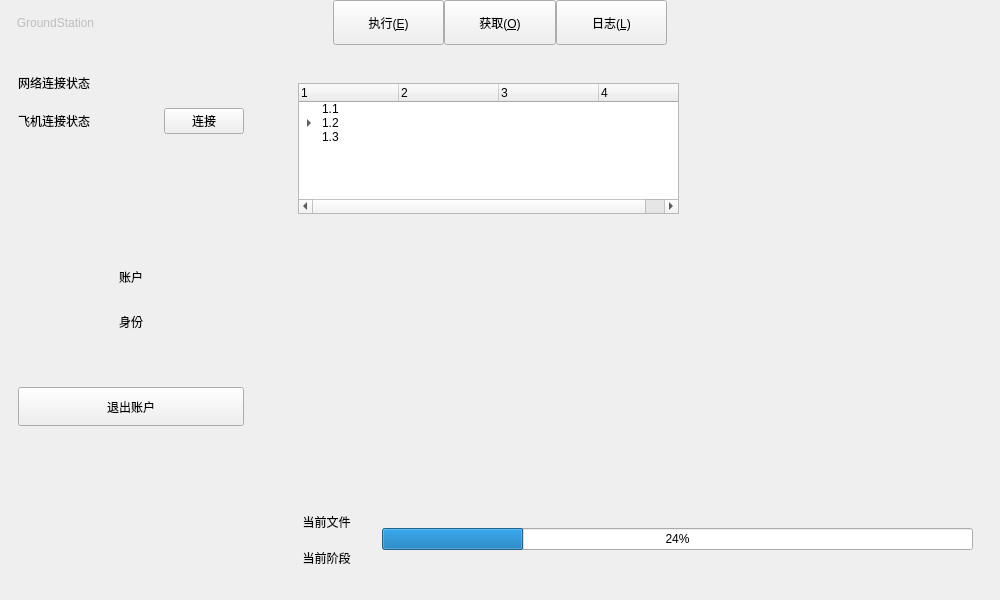
Qt form GroundStation/ui/mainwindow.ui (Servaluna/GroundStation_System) before a commit.
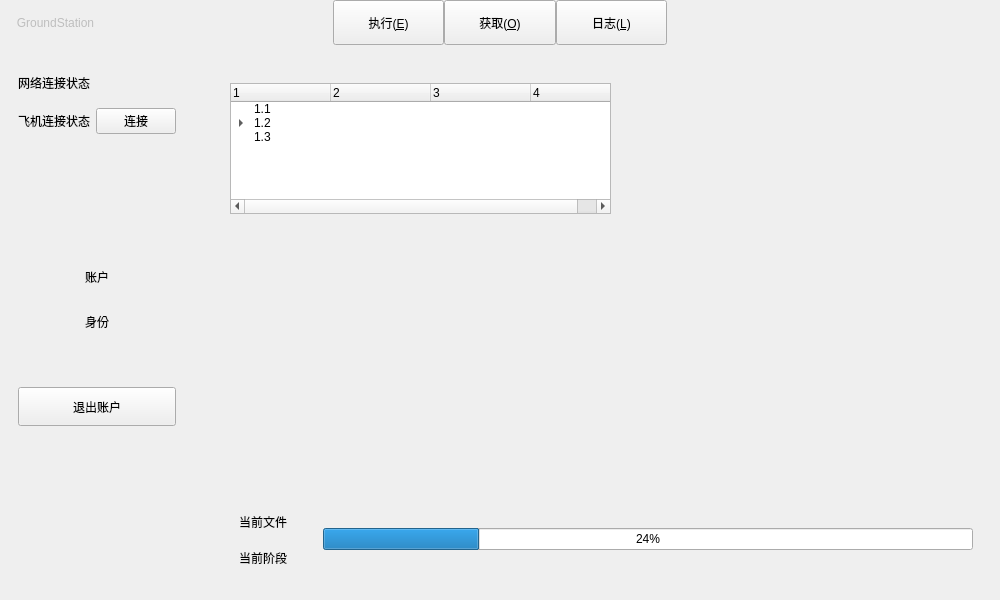
The same form after that commit.

What changed in the file:
```diff
--- a/GroundStation/ui/mainwindow.ui
+++ b/GroundStation/ui/mainwindow.ui
@@ -201,7 +201,7 @@
        <property name="autoFillBackground">
         <bool>false</bool>
        </property>
-       <layout class="QHBoxLayout" name="horizontalLayout_5" stretch="1,3">
+       <layout class="QHBoxLayout" name="horizontalLayout_5" stretch="1,6">
         <item>
          <widget class="QWidget" name="widget" native="true">
           <layout class="QVBoxLayout" name="verticalLayout_2" stretch="1,1,3,1,1,1,1,4">
```
